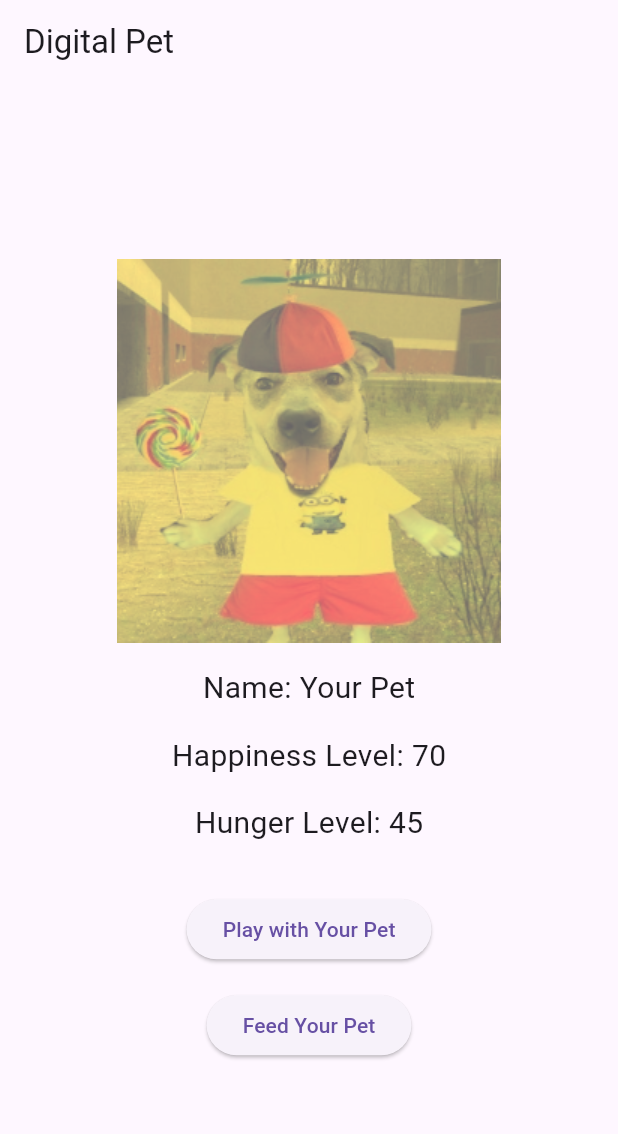
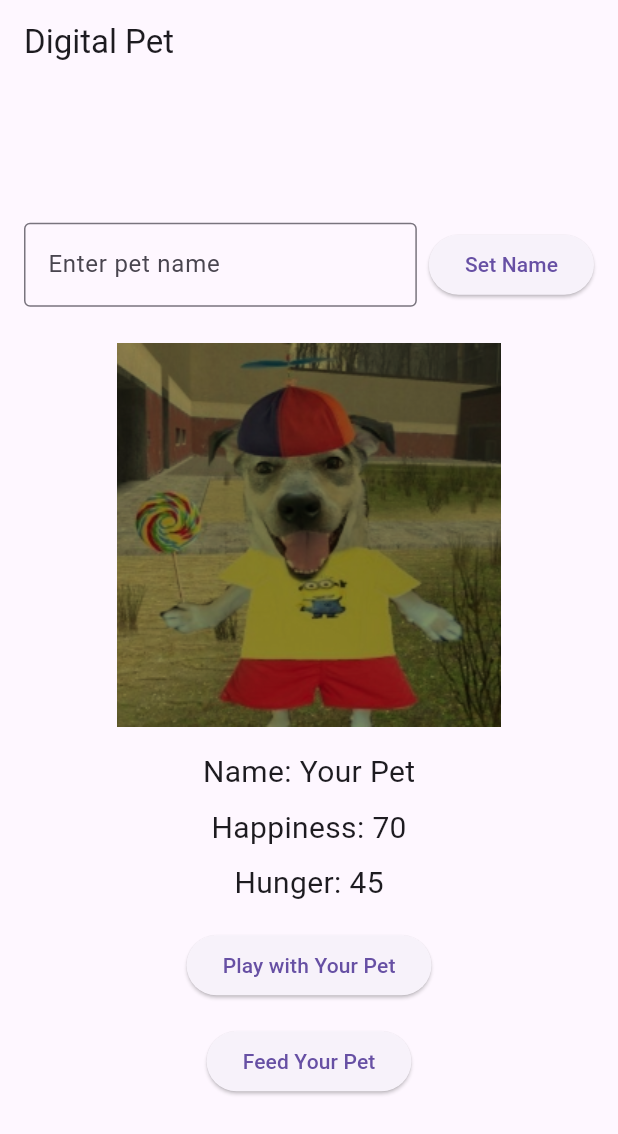
Before and after one commit to ZdotOrg/MAD_ICA05, a Flutter app: the screen it shows after launch, after a tap on "Play with Your Pet", after a tap on "Feed Your Pet", on a phone screen of 412 x 824 dp. Shown: the top 1134 px of the screen. Run offline on Flutter 3.47's test engine with Material 3 defaults, Android fonts, the light colour scheme and no system bars.

Commit message:
Added the rest of the Required Features

```diff
--- a/lib/main.dart
+++ b/lib/main.dart
@@ -1,4 +1,5 @@
 import 'package:flutter/material.dart';
+import 'dart:async';
 
 void main() {
   runApp(MaterialApp(
@@ -16,79 +17,246 @@ class _DigitalPetAppState extends State<DigitalPetApp> {
   int happinessLevel = 50;
   int hungerLevel = 50;
 
-  Color _moodcolor(int happinessLevel){
-    if(happinessLevel >= 80){
-      return const Color.fromARGB(116, 76, 175, 79);
-    } else if(happinessLevel >= 50){
-      return const Color.fromARGB(153, 255, 235, 59);
+  final TextEditingController _nameController = TextEditingController();
+
+  Timer? _hungerTimer;
+  Timer? _winTimer;
+
+  int _consecutiveHappiness = 0;
+  bool _gameOver = false;
+  bool _gameWon = false;
+
+  @override
+  void initState() {
+    super.initState();
+    _startTimers();
+  }
+
+  @override
+  void dispose() {
+    _hungerTimer?.cancel();
+    _winTimer?.cancel();
+    _nameController.dispose();
+    super.dispose();
+  }
+
+  void _startTimers() {
+    // Timer for hunger increase (every 5 seconds)
+    _hungerTimer = Timer.periodic(Duration(seconds: 5), (timer) {
+      if (_gameOver || _gameWon) return;
+      setState(() {
+        hungerLevel = (hungerLevel + 5).clamp(0, 100);
+        _checkLossCondition();
+      });
+    });
+
+    // Timer for win condition tracking (every 1 second)
+    _winTimer = Timer.periodic(Duration(seconds: 1), (timer) {
+      if (_gameOver || _gameWon) return;
+
+      setState(() {
+        // Check if happiness is high enough
+        if (happinessLevel >= 80) {
+          _consecutiveHappiness++;
+
+          // Check win condition (180 seconds = 3 minutes)
+          if (_consecutiveHappiness >= 180) {
+            _gameWon = true;
+            _hungerTimer?.cancel();
+            _winTimer?.cancel();
+          }
+        } else {
+          // Reset counter if happiness drops below 80
+          _consecutiveHappiness = 0;
+        }
+      });
+    });
+  }
+
+  void _checkLossCondition() {
+    // Loss condition: hunger reaches 100 AND happiness is 10 or below
+    if (hungerLevel >= 100 && happinessLevel <= 10) {
+      _gameOver = true;
+      _hungerTimer?.cancel();
+      _winTimer?.cancel();
+    }
+  }
+
+  Color _moodColor(int happinessLevel) {
+    if (happinessLevel >= 80) {
+      return const Color.fromARGB(255, 113, 165, 115); // Green for happy
+    } else if (happinessLevel >= 50) {
+      return const Color.fromARGB(255, 144, 140, 99); // Yellow for neutral
     } else {
-      return const Color.fromARGB(141, 244, 67, 54);
+      return const Color.fromARGB(255, 182, 121, 117); // Red for sad
     }
   }
 
   void _playWithPet() {
+    if (_gameOver || _gameWon) return;
     setState(() {
-      happinessLevel += 10;
+      happinessLevel = (happinessLevel + 10).clamp(0, 100);
       _updateHunger();
+      _checkLossCondition();
     });
   }
 
   void _feedPet() {
+    if (_gameOver || _gameWon) return;
     setState(() {
-      hungerLevel -= 10;
+      hungerLevel = (hungerLevel - 20).clamp(0, 100);
       _updateHappiness();
+      _checkLossCondition();
     });
   }
 
   void _updateHappiness() {
     if (hungerLevel < 30) {
-      happinessLevel -= 20;
+      happinessLevel = (happinessLevel - 5).clamp(0, 100);
     } else {
-      happinessLevel += 10;
+      happinessLevel = (happinessLevel + 10).clamp(0, 100);
     }
   }
 
   void _updateHunger() {
+    hungerLevel = (hungerLevel + 5).clamp(0, 100);
+    if (hungerLevel >= 100) {
+      happinessLevel = (happinessLevel - 20).clamp(0, 100);
+    }
+  }
+
+  void _setName() {
+    final input = _nameController.text.trim();
+    if (input.isNotEmpty) {
+      setState(() => petName = input);
+      _nameController.clear();
+      FocusScope.of(context).unfocus();
+    }
+  }
+
+  void _restartGame() {
+    _hungerTimer?.cancel();
+    _winTimer?.cancel();
+
     setState(() {
-      hungerLevel += 5;
-      if (hungerLevel > 100) {
-        hungerLevel = 100;
-        happinessLevel -= 20;
-      }
+      petName = "Your Pet";
+      happinessLevel = 50;
+      hungerLevel = 50;
+      _consecutiveHappiness = 0;
+      _gameOver = false;
+      _gameWon = false;
+      _nameController.clear();
     });
+
+    _startTimers();
   }
 
   @override
   Widget build(BuildContext context) {
+    // Show Game Over screen
+    if (_gameOver) {
+      return Scaffold(
+        body: Center(
+          child: Column(
+            mainAxisAlignment: MainAxisAlignment.center,
+            children: [
+              Text('💀 Game Over!',
+                style: TextStyle(fontSize: 40, fontWeight: FontWeight.bold, color: Colors.red)),
+              SizedBox(height: 16),
+              Text('$petName was too hungry and unhappy...',
+                style: TextStyle(fontSize: 18)),
+              SizedBox(height: 32),
+              ElevatedButton(onPressed: _restartGame, child: Text('Try Again')),
+            ],
+          ),
+        ),
+      );
+    }
+
+    // Show Win screen
+    if (_gameWon) {
+      return Scaffold(
+        body: Center(
+          child: Column(
+            mainAxisAlignment: MainAxisAlignment.center,
+            children: [
+              Text('🎉 You Win!',
+                style: TextStyle(fontSize: 40, fontWeight: FontWeight.bold, color: Colors.green)),
+              SizedBox(height: 16),
+              Text('$petName was happy for 3 whole minutes!',
+                style: TextStyle(fontSize: 18)),
+              SizedBox(height: 32),
+              ElevatedButton(onPressed: _restartGame, child: Text('Play Again')),
+            ],
+          ),
+        ),
+      );
+    }
+
+    // Progress toward win (in seconds)
+    double winProgress = _consecutiveHappiness / 180.0;
+
     return Scaffold(
-      appBar: AppBar(
-        title: Text('Digital Pet'),
-      ),
+      appBar: AppBar(title: Text('Digital Pet')),
       body: Center(
-        child: Column(
-          mainAxisAlignment: MainAxisAlignment.center,
-          children: <Widget>[
-            ColorFiltered(
-              colorFilter: ColorFilter.mode(_moodcolor(happinessLevel), BlendMode.modulate),
-              child: Image.asset('assets/propellerdog.png'),
-            ),
-            SizedBox(height: 16.0),
-            Text('Name: $petName', style: TextStyle(fontSize: 20.0)),
-            SizedBox(height: 16.0),
-            Text('Happiness Level: $happinessLevel', style: TextStyle(fontSize: 20.0)),
-            SizedBox(height: 16.0),
-            Text('Hunger Level: $hungerLevel', style: TextStyle(fontSize: 20.0)),
-            SizedBox(height: 32.0),
-            ElevatedButton(
-              onPressed: _playWithPet,
-              child: Text('Play with Your Pet'),
-            ),
-            SizedBox(height: 16.0),
-            ElevatedButton(
-              onPressed: _feedPet,
-              child: Text('Feed Your Pet'),
-            ),
-          ],
+        child: SingleChildScrollView(
+          padding: EdgeInsets.all(16),
+          child: Column(
+            mainAxisAlignment: MainAxisAlignment.center,
+            children: <Widget>[
+              // Pet name input
+              Row(
+                children: [
+                  Expanded(
+                    child: TextField(
+                      controller: _nameController,
+                      decoration: InputDecoration(
+                        labelText: 'Enter pet name',
+                        border: OutlineInputBorder(),
+                      ),
+                    ),
+                  ),
+                  SizedBox(width: 8),
+                  ElevatedButton(onPressed: _setName, child: Text('Set Name')),
+                ],
+              ),
+              SizedBox(height: 24),
+
+              // Pet image with mood-based color filter
+              ColorFiltered(
+                colorFilter: ColorFilter.mode(_moodColor(happinessLevel), BlendMode.modulate),
+                child: Image.asset('assets/propellerdog.png'),
+              ),
+              SizedBox(height: 16),
+
+              // Pet stats
+              Text('Name: $petName', style: TextStyle(fontSize: 20)),
+              SizedBox(height: 8),
+              Text('Happiness: $happinessLevel', style: TextStyle(fontSize: 20)),
+              SizedBox(height: 8),
+              Text('Hunger: $hungerLevel', style: TextStyle(fontSize: 20)),
+              SizedBox(height: 16),
+
+              // Win progress bar (only shows when happiness > 80)
+              if (happinessLevel > 80) ...[
+                Text('Keep it up! Happy time: ${_consecutiveHappiness}s / 180s',
+                  style: TextStyle(color: Colors.green)),
+                SizedBox(height: 8),
+                LinearProgressIndicator(
+                  value: winProgress,
+                  backgroundColor: Colors.grey[300],
+                  color: Colors.green,
+                  minHeight: 10,
+                ),
+                SizedBox(height: 16),
+              ],
+
+              // Action buttons
+              ElevatedButton(onPressed: _playWithPet, child: Text('Play with Your Pet')),
+              SizedBox(height: 16),
+              ElevatedButton(onPressed: _feedPet, child: Text('Feed Your Pet')),
+            ],
+          ),
         ),
       ),
     );
```
